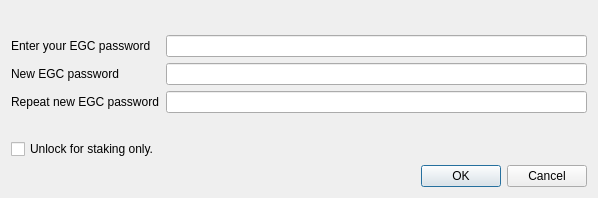
EverGreenCoinDev/EverGreenCoin, file src/qt/forms/askpassphrasedialog.ui: the form before one commit.
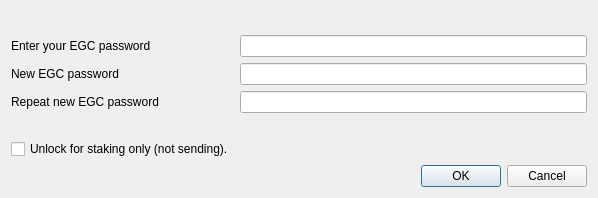
The form after the commit.

Commit message: add '(not spending)' to unlock for staking only checkbox

```diff
--- a/src/qt/forms/askpassphrasedialog.ui
+++ b/src/qt/forms/askpassphrasedialog.ui
@@ -127,7 +127,7 @@
         <string>&lt;html&gt;&lt;head/&gt;&lt;body&gt;&lt;p&gt;Serves to disable sending EverGreenCoin when OS account compromised.&lt;/p&gt;&lt;/body&gt;&lt;/html&gt;</string>
        </property>
        <property name="text">
-        <string>Unlock for staking only.</string>
+        <string>Unlock for staking only (not sending).</string>
        </property>
       </widget>
      </item>
```
The commit also changes 65 other files.
